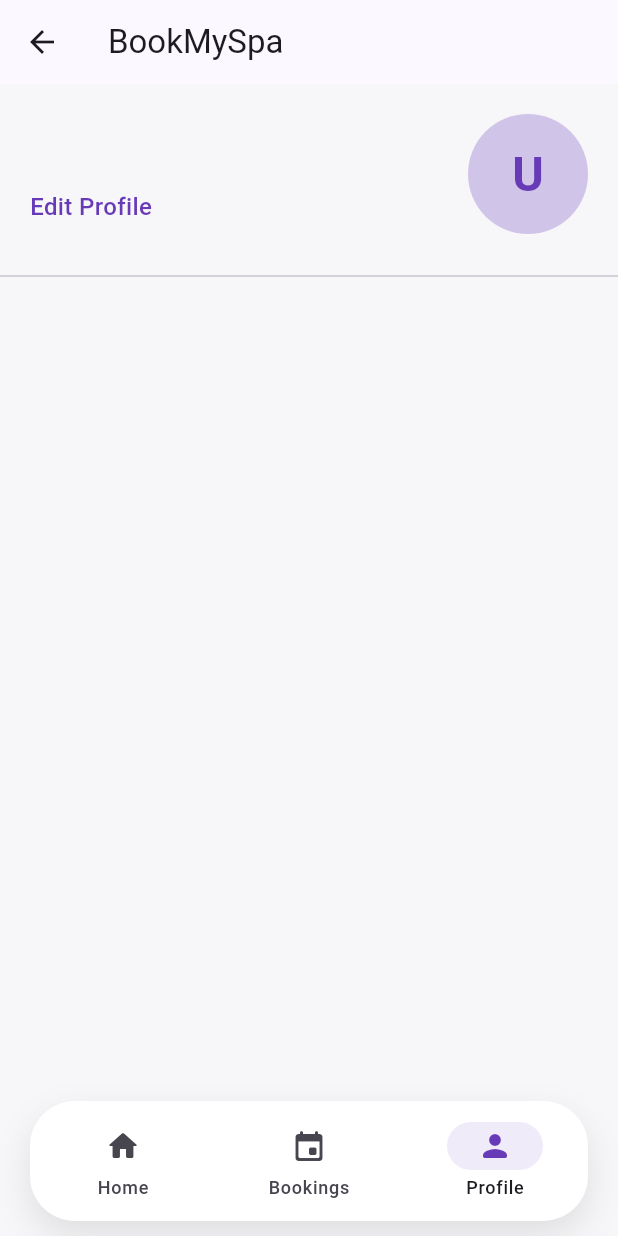
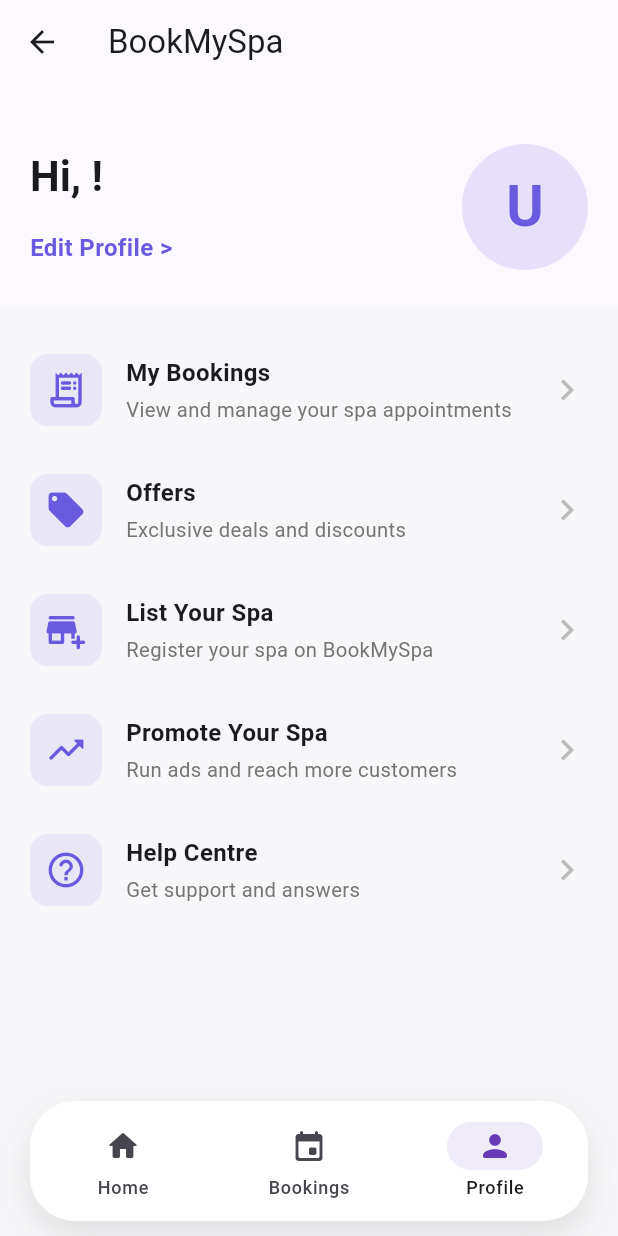
Before and after one commit to avrsoftdev/bookmyspa, a Flutter app: the HomePage screen opened by its route, item 3 of the bottom bar chosen, on a phone screen of 412 x 824 dp. Run offline on Flutter 3.47's test engine with Material 3 defaults, Android fonts, the phone set to English and light mode, and no system bars; our stand-ins replace cloud_firestore, firebase_auth, firebase_core, google_sign_in; accounts and stored records are empty.

Commit message:
Profile Screen Changes

```diff
--- a/lib/src/features/profile/presentation/pages/profile_screen.dart
+++ b/lib/src/features/profile/presentation/pages/profile_screen.dart
@@ -1,7 +1,9 @@
+import 'package:bookmyspa/src/core/theme/tokens.dart';
 import 'package:flutter/material.dart';
 import 'package:firebase_auth/firebase_auth.dart';
 import 'package:cloud_firestore/cloud_firestore.dart';
 import 'edit_profile_screen.dart';
+// import '../tokens.dart'; // Make sure this path is correct
 
 class ProfileScreen extends StatelessWidget {
   const ProfileScreen({super.key});
@@ -25,47 +27,48 @@
         }
 
         String displayName = user.displayName ?? 'User';
-        String email = user.email ?? '';
         String phone = '';
-        String address = ''; // Still needed to pass to Edit screen
+        String address = '';
 
         if (snapshot.hasData && snapshot.data!.exists) {
           final data = snapshot.data!.data() as Map<String, dynamic>?;
           if (data != null) {
             displayName = data['displayName'] ?? displayName;
-            email = data['email'] ?? email;
             phone = data['phone'] ?? '';
-            address = data['address'] ?? ''; // Still fetch it (for editing)
+            address = data['address'] ?? '';
           }
         }
 
-        return Column(
-          children: [
-            // Compact header section
-            Container(
-              padding: const EdgeInsets.all(20),
-              child: Row(
+        return SingleChildScrollView(
+          child: Column(
             crossAxisAlignment: CrossAxisAlignment.start,
             children: [
-                  // Left side - User info
+              // === Profile Header ===
+              Container(
+                width: double.infinity,
+                color: Theme.of(context).colorScheme.surface,
+                padding: const EdgeInsets.fromLTRB(20, 40, 20, 24),
+                child: Row(
+                  children: [
                     Expanded(
                       child: Column(
                         crossAxisAlignment: CrossAxisAlignment.start,
                         children: [
                           Text(
-                          displayName,
-                          style: const TextStyle(
-                            fontSize: 24,
+                            'Hi, $displayName!',
+                            style: Theme.of(context).textTheme.headlineMedium?.copyWith(
                                   fontWeight: FontWeight.bold,
                                 ),
                           ),
-                        const SizedBox(height: 4),
+                          const SizedBox(height: 6),
+                          // Phone number shown here
                           if (phone.isNotEmpty)
                             Text(
                               phone,
                               style: TextStyle(
-                              fontSize: 14,
-                              color: Colors.grey[600],
+                                fontSize: 15,
+                                color: Colors.grey[700],
+                                fontWeight: FontWeight.w500,
                               ),
                             ),
                           const SizedBox(height: 12),
@@ -76,41 +79,38 @@
                                 MaterialPageRoute(
                                   builder: (context) => EditProfileScreen(
                                     currentName: displayName,
-                                  currentEmail: email,
+                                    currentEmail: user.email ?? '',
                                     currentPhone: phone,
-                                  currentAddress: address, // Still passed for editing
+                                    currentAddress: address,
                                   ),
                                 ),
                               );
                             },
-                          child: const Text(
-                            'Edit Profile',
+                            child: Text(
+                              'Edit Profile >',
                               style: TextStyle(
                                 fontSize: 16,
-                              fontWeight: FontWeight.w500,
-                              color: Colors.deepPurple,
+                                color: AppColors.primary,
+                                fontWeight: FontWeight.w600,
                               ),
                             ),
                           ),
                         ],
                       ),
                     ),
-                  // Right side - Profile picture
                     CircleAvatar(
-                    radius: 40,
-                    backgroundColor: Colors.deepPurple.shade100,
+                      radius: 42,
+                      backgroundColor: AppColors.primary.withOpacity(0.15),
                       backgroundImage: user.photoURL != null
                           ? NetworkImage(user.photoURL!)
                           : null,
                       child: user.photoURL == null
                           ? Text(
-                            displayName.isNotEmpty
-                                ? displayName[0].toUpperCase()
-                                : 'U',
-                            style: const TextStyle(
-                                fontSize: 32,
+                              displayName.isNotEmpty ? displayName[0].toUpperCase() : 'U',
+                              style: TextStyle(
+                                fontSize: 38,
                                 fontWeight: FontWeight.bold,
-                                color: Colors.deepPurple,
+                                color: AppColors.primary,
                               ),
                             )
                           : null,
@@ -118,13 +118,107 @@
                   ],
                 ),
               ),
-            const Divider(),
 
-            // Address section REMOVED completely - nothing displayed here
-            // You can add other info rows later if needed (email, etc.)
+              const SizedBox(height: 16),
+
+              // === Full-Width Menu Items ===
+              _buildMenuItem(
+                context,
+                icon: Icons.receipt_long_rounded,
+                title: 'My Bookings',
+                subtitle: 'View and manage your spa appointments',
+                onTap: () {},
+              ),
+              _buildMenuItem(
+                context,
+                icon: Icons.local_offer_rounded,
+                title: 'Offers',
+                subtitle: 'Exclusive deals and discounts',
+                onTap: () {},
+              ),
+              _buildMenuItem(
+                context,
+                icon: Icons.add_business_rounded,
+                title: 'List Your Spa',
+                subtitle: 'Register your spa on BookMySpa',
+                onTap: () {},
+              ),
+              _buildMenuItem(
+                context,
+                icon: Icons.trending_up_rounded,
+                title: 'Promote Your Spa',
+                subtitle: 'Run ads and reach more customers',
+                onTap: () {},
+              ),
+              _buildMenuItem(
+                context,
+                icon: Icons.help_outline_rounded,
+                title: 'Help Centre',
+                subtitle: 'Get support and answers',
+                onTap: () {},
+              ),
+
+              const SizedBox(height: 40),
             ],
+          ),
         );
       },
     );
   }
+
+  Widget _buildMenuItem(
+    BuildContext context, {
+    required IconData icon,
+    required String title,
+    required String subtitle,
+    required VoidCallback onTap,
+  }) {
+    return InkWell(
+      onTap: onTap,
+      child: Container(
+        width: double.infinity,
+        padding: const EdgeInsets.symmetric(horizontal: 20, vertical: 16),
+        child: Row(
+          children: [
+            Container(
+              padding: const EdgeInsets.all(10),
+              decoration: BoxDecoration(
+                color: AppColors.primary.withOpacity(0.1),
+                borderRadius: BorderRadius.circular(12),
+              ),
+              child: Icon(icon, color: AppColors.primary, size: 28),
+            ),
+            const SizedBox(width: 16),
+            Expanded(
+              child: Column(
+                crossAxisAlignment: CrossAxisAlignment.start,
+                children: [
+                  Text(
+                    title,
+                    style: const TextStyle(
+                      fontSize: 16,
+                      fontWeight: FontWeight.w600,
+                    ),
+                  ),
+                  const SizedBox(height: 4),
+                  Text(
+                    subtitle,
+                    style: TextStyle(
+                      fontSize: 13.5,
+                      color: Colors.grey[600],
+                    ),
+                  ),
+                ],
+              ),
+            ),
+            Icon(
+              Icons.chevron_right,
+              color: Colors.grey[400],
+              size: 28,
+            ),
+          ],
+        ),
+      ),
+    );
   }
+}
```
Lines whose indentation alone changed are shown as unchanged.
